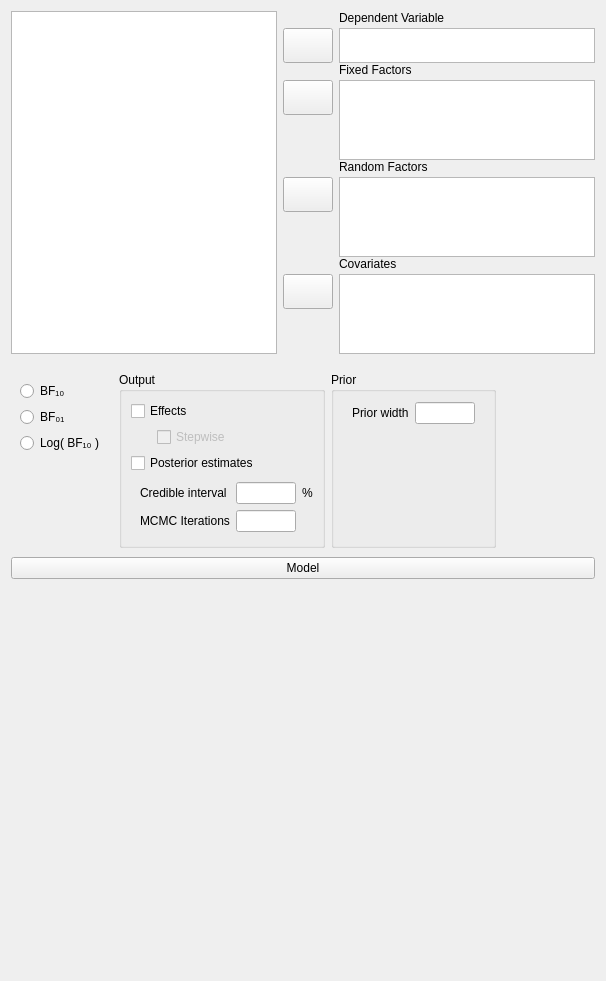
The window that JASP-Desktop/analysisforms/ancovabayesianform.ui (jasp-stats/jasp-desktop) describes before a commit, drawn with Qt 5.
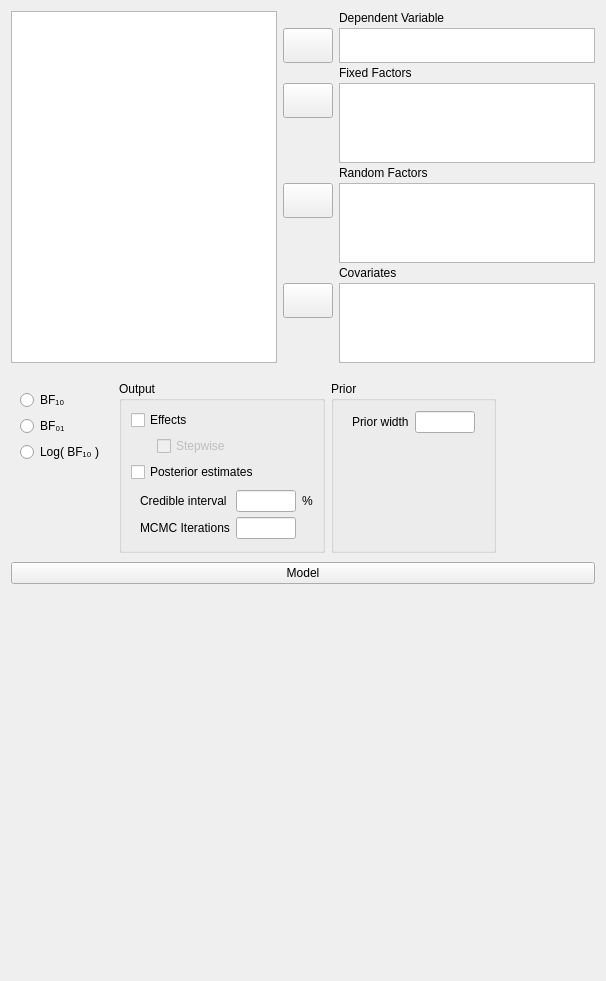
The same window after the commit. Custom widgets are drawn as their Qt base class.

Patch:
```diff
--- a/JASP-Desktop/analysisforms/ancovabayesianform.ui
+++ b/JASP-Desktop/analysisforms/ancovabayesianform.ui
@@ -25,36 +25,6 @@
    </property>
    <item>
     <widget class="QWidget" name="topWidget" native="true">
-     <property name="sizePolicy">
-      <sizepolicy hsizetype="Expanding" vsizetype="Fixed">
-       <horstretch>0</horstretch>
-       <verstretch>0</verstretch>
-      </sizepolicy>
-     </property>
-     <property name="maximumSize">
-      <size>
-       <width>16777215</width>
-       <height>16777215</height>
-      </size>
-     </property>
-     <layout class="QGridLayout" name="gridLayout_10">
-      <property name="leftMargin">
-       <number>0</number>
-      </property>
-      <property name="topMargin">
-       <number>0</number>
-      </property>
-      <property name="rightMargin">
-       <number>0</number>
-      </property>
-      <property name="bottomMargin">
-       <number>0</number>
-      </property>
-      <property name="verticalSpacing">
-       <number>0</number>
-      </property>
-      <item row="0" column="2" rowspan="2">
-       <widget class="QWidget" name="widget_6" native="true">
         <layout class="QGridLayout" name="gridLayout_3">
          <property name="leftMargin">
           <number>0</number>
@@ -71,42 +41,185 @@
          <property name="verticalSpacing">
           <number>3</number>
          </property>
-         <item row="0" column="0">
-          <widget class="QWidget" name="widget_7" native="true"/>
-         </item>
-         <item row="0" column="1">
+      <item row="2" column="2">
+       <widget class="QLabel" name="label_2">
+        <property name="sizePolicy">
+         <sizepolicy hsizetype="Fixed" vsizetype="Preferred">
+          <horstretch>0</horstretch>
+          <verstretch>0</verstretch>
+         </sizepolicy>
+        </property>
+        <property name="text">
+         <string>Fixed Factors</string>
+        </property>
+       </widget>
+      </item>
+      <item row="3" column="1">
+       <widget class="AssignButton" name="buttonAssignFixed">
+        <property name="sizePolicy">
+         <sizepolicy hsizetype="Fixed" vsizetype="Fixed">
+          <horstretch>0</horstretch>
+          <verstretch>0</verstretch>
+         </sizepolicy>
+        </property>
+        <property name="minimumSize">
+         <size>
+          <width>50</width>
+          <height>35</height>
+         </size>
+        </property>
+        <property name="maximumSize">
+         <size>
+          <width>50</width>
+          <height>35</height>
+         </size>
+        </property>
+        <property name="text">
+         <string/>
+        </property>
+       </widget>
+      </item>
+      <item row="5" column="2">
+       <widget class="QLabel" name="label_3">
+        <property name="sizePolicy">
+         <sizepolicy hsizetype="Fixed" vsizetype="Preferred">
+          <horstretch>0</horstretch>
+          <verstretch>0</verstretch>
+         </sizepolicy>
+        </property>
+        <property name="text">
+         <string>Random Factors</string>
+        </property>
+       </widget>
+      </item>
+      <item row="6" column="1">
+       <widget class="AssignButton" name="buttonAssignRandom">
+        <property name="sizePolicy">
+         <sizepolicy hsizetype="Fixed" vsizetype="Fixed">
+          <horstretch>0</horstretch>
+          <verstretch>0</verstretch>
+         </sizepolicy>
+        </property>
+        <property name="minimumSize">
+         <size>
+          <width>50</width>
+          <height>35</height>
+         </size>
+        </property>
+        <property name="maximumSize">
+         <size>
+          <width>50</width>
+          <height>35</height>
+         </size>
+        </property>
+        <property name="text">
+         <string/>
+        </property>
+       </widget>
+      </item>
+      <item row="8" column="2">
+       <widget class="QLabel" name="label_4">
+        <property name="sizePolicy">
+         <sizepolicy hsizetype="Fixed" vsizetype="Preferred">
+          <horstretch>0</horstretch>
+          <verstretch>0</verstretch>
+         </sizepolicy>
+        </property>
+        <property name="text">
+         <string>Covariates</string>
+        </property>
+       </widget>
+      </item>
+      <item row="9" column="1">
+       <widget class="AssignButton" name="buttonAssignCovariates">
+        <property name="sizePolicy">
+         <sizepolicy hsizetype="Fixed" vsizetype="Fixed">
+          <horstretch>0</horstretch>
+          <verstretch>0</verstretch>
+         </sizepolicy>
+        </property>
+        <property name="minimumSize">
+         <size>
+          <width>50</width>
+          <height>35</height>
+         </size>
+        </property>
+        <property name="maximumSize">
+         <size>
+          <width>50</width>
+          <height>35</height>
+         </size>
+        </property>
+        <property name="text">
+         <string/>
+        </property>
+       </widget>
+      </item>
+      <item row="7" column="1">
+       <spacer name="verticalSpacer">
+        <property name="orientation">
+         <enum>Qt::Vertical</enum>
+        </property>
+        <property name="sizeHint" stdset="0">
+         <size>
+          <width>20</width>
+          <height>5</height>
+         </size>
+        </property>
+       </spacer>
+      </item>
+      <item row="10" column="1">
+       <spacer name="verticalSpacer_2">
+        <property name="orientation">
+         <enum>Qt::Vertical</enum>
+        </property>
+        <property name="sizeHint" stdset="0">
+         <size>
+          <width>20</width>
+          <height>5</height>
+         </size>
+        </property>
+       </spacer>
+      </item>
+      <item row="0" column="2">
           <widget class="QLabel" name="label">
+        <property name="sizePolicy">
+         <sizepolicy hsizetype="Fixed" vsizetype="Preferred">
+          <horstretch>0</horstretch>
+          <verstretch>0</verstretch>
+         </sizepolicy>
+        </property>
            <property name="text">
             <string>Dependent Variable</string>
            </property>
           </widget>
          </item>
-         <item row="1" column="0">
-          <widget class="AssignButton" name="buttonAssignDependent">
-           <property name="sizePolicy">
-            <sizepolicy hsizetype="Fixed" vsizetype="Fixed">
-             <horstretch>0</horstretch>
-             <verstretch>0</verstretch>
-            </sizepolicy>
-           </property>
-           <property name="minimumSize">
-            <size>
-             <width>50</width>
-             <height>35</height>
-            </size>
-           </property>
-           <property name="maximumSize">
-            <size>
-             <width>50</width>
-             <height>35</height>
-            </size>
-           </property>
-           <property name="text">
-            <string/>
-           </property>
-          </widget>
-         </item>
          <item row="1" column="1">
+       <widget class="AssignButton" name="buttonAssignDependent">
+        <property name="sizePolicy">
+         <sizepolicy hsizetype="Fixed" vsizetype="Fixed">
+          <horstretch>0</horstretch>
+          <verstretch>0</verstretch>
+         </sizepolicy>
+        </property>
+        <property name="minimumSize">
+         <size>
+          <width>50</width>
+          <height>35</height>
+         </size>
+        </property>
+        <property name="maximumSize">
+         <size>
+          <width>50</width>
+          <height>35</height>
+         </size>
+        </property>
+        <property name="text">
+         <string/>
+        </property>
+       </widget>
+      </item>
+      <item row="1" column="2">
           <widget class="BoundListView" name="dependent">
            <property name="sizePolicy">
             <sizepolicy hsizetype="Preferred" vsizetype="Fixed">
@@ -131,82 +244,8 @@
            </property>
           </widget>
          </item>
-        </layout>
-       </widget>
-      </item>
-      <item row="3" column="2">
-       <widget class="QWidget" name="widget" native="true">
-        <layout class="QGridLayout" name="gridLayout">
-         <property name="leftMargin">
-          <number>0</number>
-         </property>
-         <property name="topMargin">
-          <number>0</number>
-         </property>
-         <property name="rightMargin">
-          <number>0</number>
-         </property>
-         <property name="bottomMargin">
-          <number>0</number>
-         </property>
-         <property name="verticalSpacing">
-          <number>3</number>
-         </property>
-         <item row="0" column="0">
-          <widget class="QWidget" name="widget_9" native="true"/>
-         </item>
-         <item row="1" column="0">
-          <widget class="AssignButton" name="buttonAssignRandom">
-           <property name="sizePolicy">
-            <sizepolicy hsizetype="Fixed" vsizetype="Fixed">
-             <horstretch>0</horstretch>
-             <verstretch>0</verstretch>
-            </sizepolicy>
-           </property>
-           <property name="minimumSize">
-            <size>
-             <width>50</width>
-             <height>35</height>
-            </size>
-           </property>
-           <property name="maximumSize">
-            <size>
-             <width>50</width>
-             <height>35</height>
-            </size>
-           </property>
-           <property name="text">
-            <string/>
-           </property>
-          </widget>
-         </item>
-         <item row="1" column="1" rowspan="2">
-          <widget class="BoundListView" name="randomFactors">
-           <property name="sizePolicy">
-            <sizepolicy hsizetype="Preferred" vsizetype="Fixed">
-             <horstretch>0</horstretch>
-             <verstretch>0</verstretch>
-            </sizepolicy>
-           </property>
-           <property name="minimumSize">
-            <size>
-             <width>0</width>
-             <height>80</height>
-            </size>
-           </property>
-           <property name="maximumSize">
-            <size>
-             <width>16777215</width>
-             <height>80</height>
-            </size>
-           </property>
-           <property name="selectionMode">
-            <enum>QAbstractItemView::ExtendedSelection</enum>
-           </property>
-          </widget>
-         </item>
-         <item row="2" column="0">
-          <spacer name="verticalSpacer">
+      <item row="4" column="1">
+       <spacer name="verticalSpacer_3">
            <property name="orientation">
             <enum>Qt::Vertical</enum>
            </property>
@@ -218,84 +257,12 @@
            </property>
           </spacer>
          </item>
-         <item row="0" column="1">
-          <widget class="QLabel" name="label_3">
-           <property name="text">
-            <string>Random Factors</string>
-           </property>
-          </widget>
-         </item>
-        </layout>
-       </widget>
-      </item>
-      <item row="2" column="2">
-       <widget class="QWidget" name="widget_5" native="true">
-        <property name="sizePolicy">
-         <sizepolicy hsizetype="Preferred" vsizetype="Preferred">
-          <horstretch>0</horstretch>
-          <verstretch>0</verstretch>
-         </sizepolicy>
-        </property>
-        <layout class="QGridLayout" name="gridLayout_2">
-         <property name="leftMargin">
-          <number>0</number>
-         </property>
-         <property name="topMargin">
-          <number>0</number>
-         </property>
-         <property name="rightMargin">
-          <number>0</number>
-         </property>
-         <property name="bottomMargin">
-          <number>0</number>
-         </property>
-         <property name="verticalSpacing">
-          <number>3</number>
-         </property>
-         <item row="1" column="0">
-          <widget class="AssignButton" name="buttonAssignFixed">
-           <property name="sizePolicy">
-            <sizepolicy hsizetype="Fixed" vsizetype="Fixed">
-             <horstretch>0</horstretch>
-             <verstretch>0</verstretch>
-            </sizepolicy>
-           </property>
-           <property name="minimumSize">
-            <size>
-             <width>50</width>
-             <height>35</height>
-            </size>
-           </property>
-           <property name="maximumSize">
-            <size>
-             <width>50</width>
-             <height>35</height>
-            </size>
-           </property>
-           <property name="text">
-            <string/>
-           </property>
-          </widget>
-         </item>
-         <item row="2" column="0">
-          <spacer name="verticalSpacer_2">
-           <property name="orientation">
-            <enum>Qt::Vertical</enum>
-           </property>
-           <property name="sizeHint" stdset="0">
-            <size>
-             <width>20</width>
-             <height>5</height>
-            </size>
-           </property>
-          </spacer>
-         </item>
-         <item row="1" column="1" rowspan="2">
+      <item row="3" column="2" rowspan="2">
           <widget class="BoundListView" name="fixedFactors">
            <property name="sizePolicy">
             <sizepolicy hsizetype="Preferred" vsizetype="Fixed">
              <horstretch>0</horstretch>
-             <verstretch>0</verstretch>
+          <verstretch>1</verstretch>
             </sizepolicy>
            </property>
            <property name="minimumSize">
@@ -315,66 +282,32 @@
            </property>
           </widget>
          </item>
-         <item row="0" column="0">
-          <widget class="QWidget" name="widget_8" native="true"/>
-         </item>
-         <item row="0" column="1">
-          <widget class="QLabel" name="label_2">
-           <property name="text">
-            <string>Fixed Factors</string>
-           </property>
-          </widget>
-         </item>
-        </layout>
-       </widget>
-      </item>
-      <item row="4" column="2">
-       <widget class="QWidget" name="widget_13" native="true">
-        <layout class="QGridLayout" name="gridLayout_7">
-         <property name="leftMargin">
-          <number>0</number>
-         </property>
-         <property name="topMargin">
-          <number>0</number>
-         </property>
-         <property name="rightMargin">
-          <number>0</number>
-         </property>
-         <property name="bottomMargin">
-          <number>0</number>
-         </property>
-         <property name="verticalSpacing">
-          <number>3</number>
-         </property>
-         <item row="0" column="0">
-          <widget class="QWidget" name="widget_14" native="true"/>
-         </item>
-         <item row="1" column="0">
-          <widget class="AssignButton" name="buttonAssignCovariates">
+      <item row="6" column="2" rowspan="2">
+       <widget class="BoundListView" name="randomFactors">
            <property name="sizePolicy">
-            <sizepolicy hsizetype="Fixed" vsizetype="Fixed">
+         <sizepolicy hsizetype="Preferred" vsizetype="Fixed">
              <horstretch>0</horstretch>
              <verstretch>0</verstretch>
             </sizepolicy>
            </property>
            <property name="minimumSize">
             <size>
-             <width>50</width>
-             <height>35</height>
+          <width>0</width>
+          <height>80</height>
             </size>
            </property>
            <property name="maximumSize">
             <size>
-             <width>50</width>
-             <height>35</height>
-            </size>
-           </property>
-           <property name="text">
-            <string/>
+          <width>16777215</width>
+          <height>80</height>
+         </size>
+        </property>
+        <property name="selectionMode">
+         <enum>QAbstractItemView::ExtendedSelection</enum>
            </property>
           </widget>
          </item>
-         <item row="1" column="1" rowspan="2">
+      <item row="9" column="2" rowspan="2">
           <widget class="BoundListView" name="covariates">
            <property name="sizePolicy">
             <sizepolicy hsizetype="Preferred" vsizetype="Fixed">
@@ -399,30 +332,7 @@
            </property>
           </widget>
          </item>
-         <item row="2" column="0">
-          <spacer name="verticalSpacer_3">
-           <property name="orientation">
-            <enum>Qt::Vertical</enum>
-           </property>
-           <property name="sizeHint" stdset="0">
-            <size>
-             <width>20</width>
-             <height>5</height>
-            </size>
-           </property>
-          </spacer>
-         </item>
-         <item row="0" column="1">
-          <widget class="QLabel" name="label_4">
-           <property name="text">
-            <string>Covariates</string>
-           </property>
-          </widget>
-         </item>
-        </layout>
-       </widget>
-      </item>
-      <item row="0" column="0" rowspan="5">
+      <item row="0" column="0" rowspan="11">
        <widget class="AvailableFieldsListView" name="listAvailableFields">
         <property name="sizePolicy">
          <sizepolicy hsizetype="Preferred" vsizetype="Preferred">
```
Lines whose indentation alone changed are shown as unchanged.
